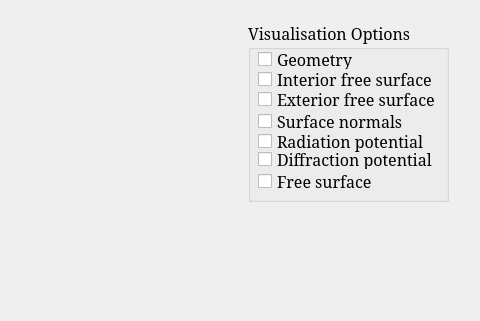
Before: the Qt Designer form src_gui/bemuser_interface.ui in ZeppSav/BEMUse, drawn with Qt 5; both pictures show x 682 to 1162 and y 0 to 321 of the 1162 by 886 pixel window.
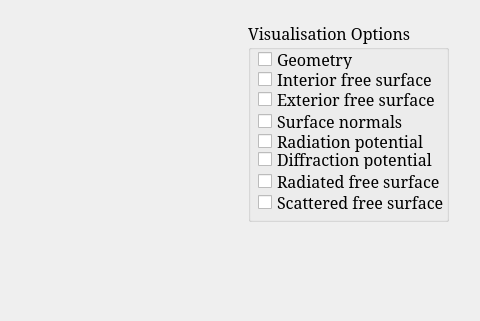
After: the same form once the commit is applied.

Commit message: - Added free surface radiation and scattered wave options - Improved visualization flags structure - Corrected output issue.

The edit to the form file:
```diff
--- a/src_gui/bemuser_interface.ui
+++ b/src_gui/bemuser_interface.ui
@@ -262,7 +262,7 @@
     </font>
    </property>
    <property name="text">
-    <string>Free surface</string>
+    <string>Radiated free surface</string>
    </property>
   </widget>
   <widget class="QGroupBox" name="groupBox_5">
@@ -271,7 +271,7 @@
      <x>930</x>
      <y>21</y>
      <width>201</width>
-     <height>181</height>
+     <height>201</height>
     </rect>
    </property>
    <property name="font">
@@ -286,6 +286,25 @@
    <property name="flat">
     <bool>true</bool>
    </property>
+   <widget class="QCheckBox" name="WaveVis_2">
+    <property name="geometry">
+     <rect>
+      <x>10</x>
+      <y>170</y>
+      <width>211</width>
+      <height>22</height>
+     </rect>
+    </property>
+    <property name="font">
+     <font>
+      <family>Garamond</family>
+      <pointsize>12</pointsize>
+     </font>
+    </property>
+    <property name="text">
+     <string>Scattered free surface</string>
+    </property>
+   </widget>
   </widget>
   <widget class="QPushButton" name="ExportButton">
    <property name="geometry">
```
The commit also changes 12 other files.
